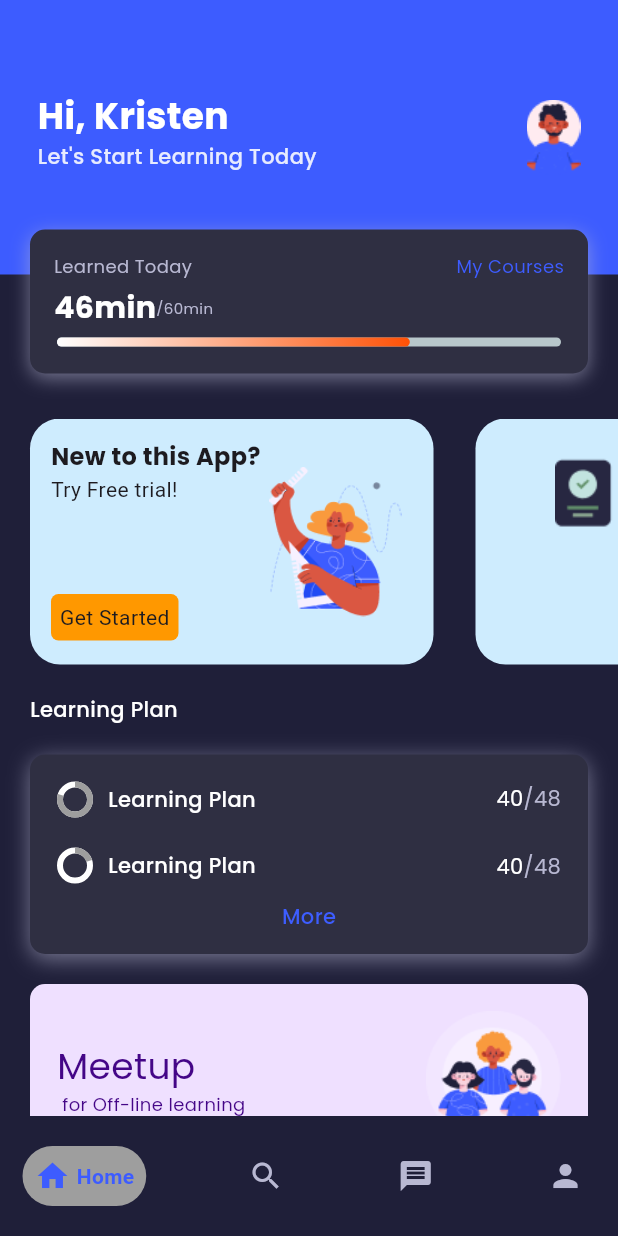
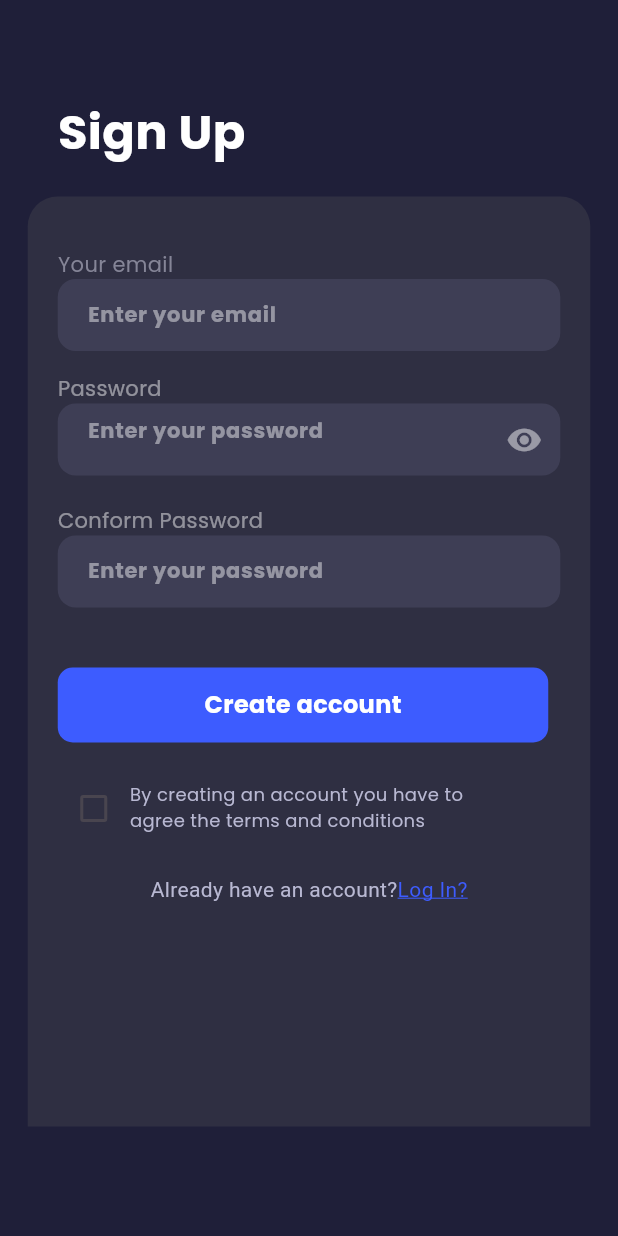
Before and after one commit to Nilav2608/study_app, a Flutter app: the GetStartedPage screen opened directly, after a tap on "Sign up", on a phone screen of 412 x 824 dp. Run offline on Flutter 3.47's test engine with Material 2 defaults, Android fonts, the phone set to English and light mode, and no system bars; drawn by our look-alikes of google_nav_bar, percent_indicator; our stand-ins replace google_fonts, lottie, smooth_page_indicator.

Commit message:
sign up page

```diff
--- a/lib/intor_screen/LS/login_page.dart
+++ b/lib/intor_screen/LS/login_page.dart
@@ -1,3 +1,4 @@
+import 'package:course_app/gotttom_nav_pages.dart/home.dart';
 import 'package:flutter/material.dart';
 import 'package:google_fonts/google_fonts.dart';
 
@@ -147,19 +148,27 @@ class _LoginPageState extends State<LoginPage> {
                         const SizedBox(
                           height: 20,
                         ),
-                        Container(
+                        GestureDetector(
+                          onTap: () {
+                            Navigator.push(context,
+                             MaterialPageRoute(builder: (context){
+                              return const HomePage();
+                             }));
+                          },
+                          child: Container(
                             width: 327,
                             height: 50,
                             decoration: BoxDecoration(
                                 color: const Color.fromARGB(255, 61, 92, 255),
                                 borderRadius: BorderRadius.circular(10)),
-                          child: const Center(
+                            child:  Center(
                               child: Text(
                                 "Log In",
-                              style: TextStyle(
+                                style: GoogleFonts.poppins(
                                     color: Colors.white,
                                     fontSize: 16,
                                     fontWeight: FontWeight.bold),
+                              ),
                             ),
                           ),
                         ),
--- a/lib/intor_screen/LS/signin_page.dart
+++ b/lib/intor_screen/LS/signin_page.dart
@@ -0,0 +1,249 @@
+import 'package:flutter/material.dart';
+import 'package:google_fonts/google_fonts.dart';
+
+class SignInPage extends StatefulWidget {
+  const SignInPage({super.key});
+
+  @override
+  State<SignInPage> createState() => _SignInPageState();
+}
+
+class _SignInPageState extends State<SignInPage> {
+  bool passwordVisible = false;
+  final emailController = TextEditingController();
+  final passwordController = TextEditingController();
+  final confirmPasswordController = TextEditingController();
+  bool isChecked = false;
+
+  @override
+  void initState() {
+    passwordVisible = true;
+    super.initState();
+  }
+
+  @override
+  Widget build(BuildContext context) {
+    return Scaffold(
+      backgroundColor: const Color.fromARGB(255, 31, 31, 57),
+      body: SafeArea(
+        child: SingleChildScrollView(
+          child: Center(
+            child: Column(
+              crossAxisAlignment: CrossAxisAlignment.start,
+              children: [
+                const SizedBox(
+                  height: 45,
+                ),
+                Padding(
+                  padding: const EdgeInsets.all(20.0),
+                  child: Text(
+                    "Sign Up",
+                    style: GoogleFonts.poppins(
+                        fontWeight: FontWeight.bold,
+                        fontSize: 32,
+                        color: Colors.white),
+                  ),
+                ),
+                Container(
+                  width: 375,
+                  height: 620,
+                  decoration: const BoxDecoration(
+                      borderRadius: BorderRadius.only(
+                          topRight: Radius.circular(20),
+                          topLeft: Radius.circular(20)),
+                      color: Color.fromARGB(255, 47, 47, 66)),
+                  child: Padding(
+                    padding: EdgeInsets.all(20.0),
+                    child: Column(
+                      crossAxisAlignment: CrossAxisAlignment.start,
+                      children: [
+                        const SizedBox(
+                          height: 15,
+                        ),
+
+                        Text(
+                          "Your email",
+                          style: GoogleFonts.poppins(
+                              fontSize: 14,
+                              color: const Color.fromARGB(255, 133, 133, 151)),
+                        ),
+                        //*Email field/////////////////////////////////////////
+                        Container(
+                          decoration: BoxDecoration(
+                              color: const Color.fromARGB(255, 62, 62, 85),
+                              borderRadius: BorderRadius.circular(12)),
+                          child: Padding(
+                            padding: const EdgeInsets.only(left: 20.0),
+                            child: TextField(
+                              controller: emailController,
+                              style: GoogleFonts.poppins(
+                                  fontSize: 14,
+                                  fontWeight: FontWeight.bold,
+                                  color: Colors.white),
+                              decoration: const InputDecoration(
+                                border: InputBorder.none,
+                                hintStyle: TextStyle(
+                                    color: Color.fromARGB(115, 255, 255, 255)),
+                                hintText: 'Enter your email',
+                              ),
+                            ),
+                          ),
+                        ),
+                        const SizedBox(
+                          height: 15,
+                        ),
+                        //*Password field///////////////////////////////////////////////
+                        Text(
+                          "Password",
+                          style: GoogleFonts.poppins(
+                              fontSize: 14,
+                              color: const Color.fromARGB(121, 255, 255, 255)),
+                        ),
+                        Container(
+                          decoration: BoxDecoration(
+                              color: const Color.fromARGB(255, 62, 62, 85),
+                              borderRadius: BorderRadius.circular(12)),
+                          child: Padding(
+                            padding: const EdgeInsets.only(left: 20.0),
+                            child: TextField(
+                              controller: passwordController,
+                              style: GoogleFonts.poppins(
+                                  fontSize: 14,
+                                  color: Color.fromARGB(255, 255, 255, 255),
+                                  fontWeight: FontWeight.bold),
+                              obscureText: passwordVisible,
+                              decoration: InputDecoration(
+                                border: InputBorder.none,
+                                hintStyle: const TextStyle(
+                                  color: Color.fromARGB(115, 255, 255, 255),
+                                ),
+                                hintText: 'Enter your password',
+                                suffixIcon: IconButton(
+                                  color: Color.fromARGB(121, 255, 255, 255),
+                                  icon: Icon(passwordVisible
+                                      ? Icons.visibility
+                                      : Icons.visibility_off),
+                                  onPressed: () {
+                                    setState(
+                                      () {
+                                        passwordVisible = !passwordVisible;
+                                      },
+                                    );
+                                  },
+                                ),
+                              ),
+                              keyboardType: TextInputType.visiblePassword,
+                              textInputAction: TextInputAction.done,
+                            ),
+                          ),
+                        ),
+                        const SizedBox(height: 20),
+                        Text(
+                          "Conform Password",
+                          style: GoogleFonts.poppins(
+                              fontSize: 14,
+                              color: const Color.fromARGB(121, 255, 255, 255)),
+                        ),
+                        //*confirm password field      ////////////////////////////////////////////
+                        Container(
+                          decoration: BoxDecoration(
+                              color: const Color.fromARGB(255, 62, 62, 85),
+                              borderRadius: BorderRadius.circular(12)),
+                          child: Padding(
+                            padding: const EdgeInsets.only(left: 20.0),
+                            child: TextField(
+                              controller: confirmPasswordController,
+                              style: GoogleFonts.poppins(
+                                  fontSize: 14,
+                                  color: Color.fromARGB(255, 255, 255, 255),
+                                  fontWeight: FontWeight.bold),
+                              obscureText: passwordVisible,
+                              decoration: const InputDecoration(
+                                border: InputBorder.none,
+                                hintStyle: TextStyle(
+                                  color: Color.fromARGB(115, 255, 255, 255),
+                                ),
+                                hintText: 'Enter your password',
+                              ),
+                              keyboardType: TextInputType.visiblePassword,
+                              textInputAction: TextInputAction.done,
+                            ),
+                          ),
+                        ),
+
+                        const SizedBox(
+                          height: 40,
+                        ),
+                        Container(
+                          width: 327,
+                          height: 50,
+                          decoration: BoxDecoration(
+                              color: const Color.fromARGB(255, 61, 92, 255),
+                              borderRadius: BorderRadius.circular(10)),
+                          child: Center(
+                            child: Text(
+                              "Create account",
+                              style: GoogleFonts.poppins(
+                                  color: Colors.white,
+                                  fontSize: 16,
+                                  fontWeight: FontWeight.bold),
+                            ),
+                          ),
+                        ),
+                        const SizedBox(
+                          height: 20,
+                        ),
+                        Row(
+                          children: [
+                            Checkbox(
+                              value: isChecked,
+                              onChanged: (value) {
+                                setState(() {
+                                  isChecked = !isChecked;
+                                });
+                              },
+                            ),
+                            Container(
+                              height: 36,
+                              width: 253,
+                              child: Text(
+                                "By creating an account you have to agree the terms and conditions",
+                                style: GoogleFonts.poppins(
+                                    color: Color.fromARGB(255, 184, 184, 210),
+                                    fontSize: 12,
+                                    fontWeight: FontWeight.normal),
+                              ),
+                            ),
+
+                          ],
+                        ),
+                        const SizedBox(
+                          height: 20,
+                        ),
+                        Row(
+                          mainAxisAlignment: MainAxisAlignment.center,
+                          children: const [
+                            Text("Already have an account?",
+                                style: TextStyle(
+                                  color: Color.fromARGB(255, 184, 184, 210),
+                                )),
+                            Text("Log In?",
+                                style: TextStyle(
+                                    color: Color.fromARGB(255, 61, 92, 255),
+                                    decoration: TextDecoration.underline,
+                                    decorationColor:
+                                        Color.fromARGB(255, 61, 92, 255)))
+                          ],
+                        ),
+                      ],
+                    ),
+                  ),
+                )
+              ],
+            ),
+          ),
+        ),
+      ),
+    );
+  }
+}
--- a/lib/intor_screen/get_started.dart
+++ b/lib/intor_screen/get_started.dart
@@ -1,5 +1,6 @@
 import 'package:course_app/home_main.dart';
 import 'package:course_app/intor_screen/LS/login_page.dart';
+import 'package:course_app/intor_screen/LS/signin_page.dart';
 import 'package:flutter/material.dart';
 import 'package:google_fonts/google_fonts.dart';
 import 'package:lottie/lottie.dart';
@@ -67,7 +68,7 @@ class GetStartedPage extends StatelessWidget {
                     onTap: () {
                       Navigator.push(context,
                           MaterialPageRoute(builder: (context) {
-                        return const HomeMain();
+                        return const SignInPage();
                       }));
                     },
                     child: Container(
```
Lines whose indentation alone changed are shown as unchanged.
